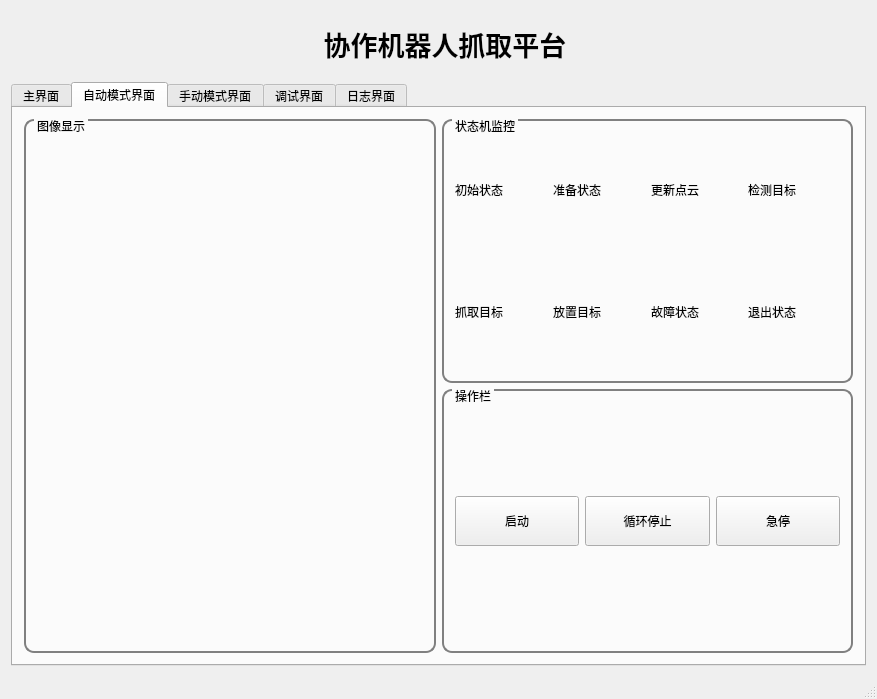
Qt form qtcreator/grabrb_ui/mainwindow.ui (wangneng666/grabrb_ui) before a commit.
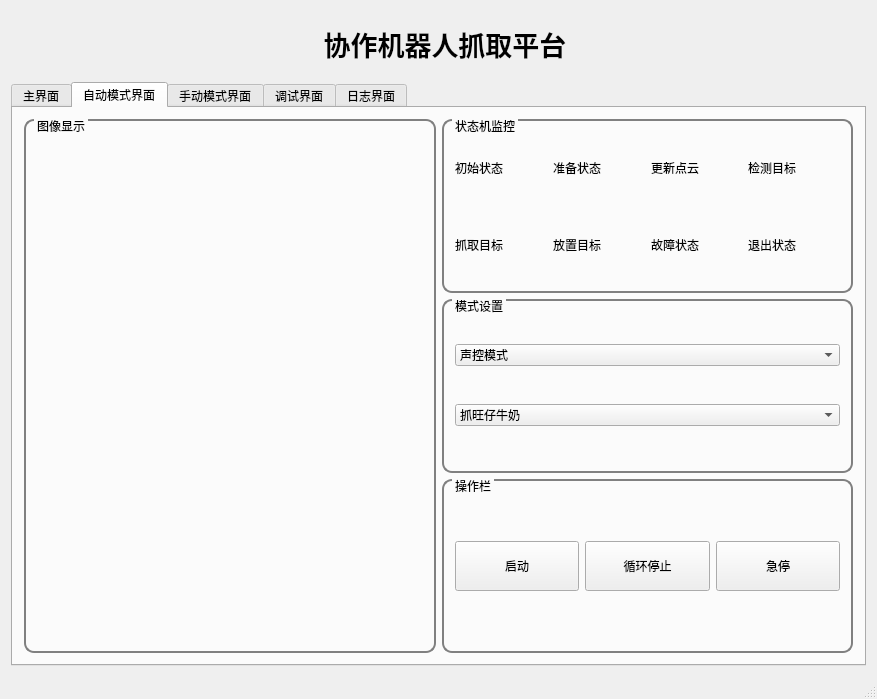
The same form after that commit. The open tabs and pages were chosen to show the change. Icons and pictures are not drawn.

Commit message: 增加声控与非声控选项

Diff of the .ui file:
```diff
--- a/qtcreator/grabrb_ui/mainwindow.ui
+++ b/qtcreator/grabrb_ui/mainwindow.ui
@@ -547,6 +547,72 @@
                   </layout>
                  </widget>
                 </item>
+                <item>
+                 <widget class="QGroupBox" name="gBox_tab_autoMode_mode">
+                  <property name="styleSheet">
+                   <string notr="true">QGroupBox{
+
+border-width:2px;
+
+border-style:solid;
+
+border-radius: 10px;
+
+border-color:gray;
+
+margin-top:0.5ex;
+
+}
+
+QGroupBox::title{
+
+subcontrol-origin:margin;
+
+subcontrol-position:top left;
+
+left:10px;
+
+margin-left:0px;
+
+padding:0 1px;
+
+}</string>
+                  </property>
+                  <property name="title">
+                   <string>模式设置</string>
+                  </property>
+                  <layout class="QVBoxLayout" name="verticalLayout">
+                   <item>
+                    <widget class="QComboBox" name="cBox_tab_autoMode_mode">
+                     <item>
+                      <property name="text">
+                       <string>声控模式</string>
+                      </property>
+                     </item>
+                     <item>
+                      <property name="text">
+                       <string>非声控模式</string>
+                      </property>
+                     </item>
+                    </widget>
+                   </item>
+                   <item>
+                    <widget class="QComboBox" name="cBox_tab_autoMode_boxmodel">
+                     <item>
+                      <property name="text">
+                       <string>抓旺仔牛奶</string>
+                      </property>
+                     </item>
+                     <item>
+                      <property name="text">
+                       <string>抓维他奶</string>
+                      </property>
+                     </item>
+                    </widget>
+                   </item>
+                  </layout>
+                 </widget>
+                </item>
                 <item>
                  <widget class="QGroupBox" name="gBox_tab_autoMode_operate">
                   <property name="styleSheet">
```
The commit also changes 5 other files.
